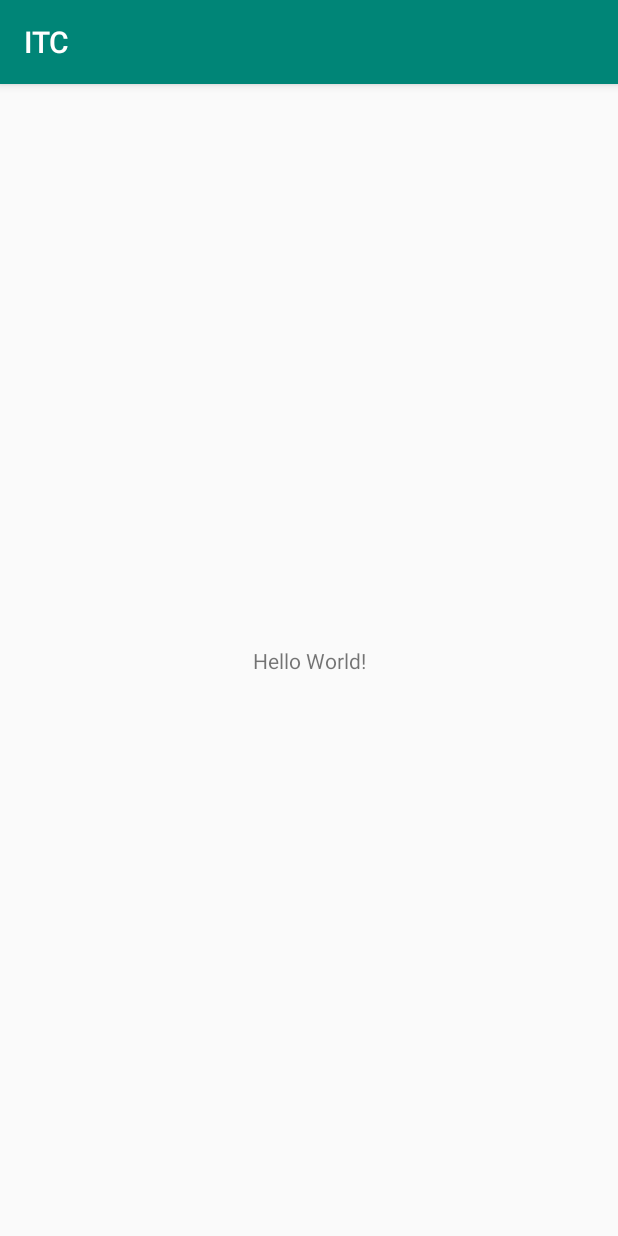
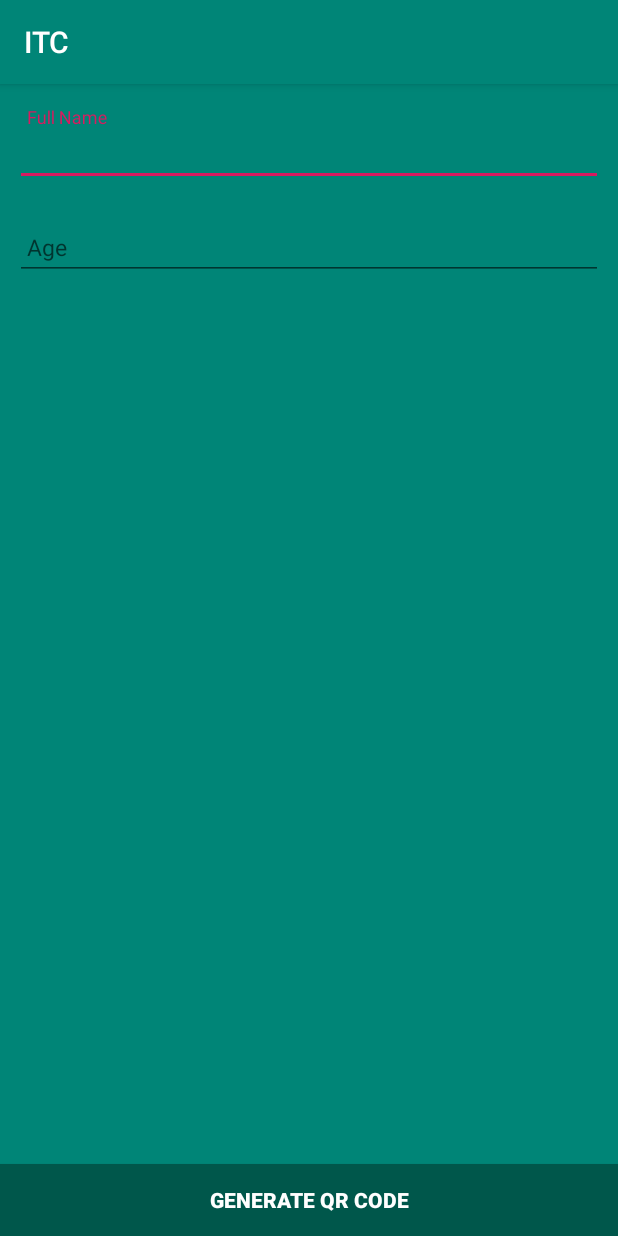
Before and after one commit to leuliv/itc, an Android app: the screen it shows after launch (MainActivity), on a phone screen of 412 x 824 dp. Run offline under Robolectric (Android 15) with nearby library versions, the phone set to English and light mode, and no system bars.

Commit message:
Second Commit

```diff
--- /dev/null
+++ b/app/src/main/java/com/ivapps/itc/UserObject.kt
@@ -0,0 +1,3 @@
+package com.ivapps.itc
+
+class UserObject(var fullName: String, var age: Int)
--- a/app/src/main/res/layout/activity_main.xml
+++ b/app/src/main/res/layout/activity_main.xml
@@ -1,18 +1,84 @@
 <?xml version="1.0" encoding="utf-8"?>
-<androidx.constraintlayout.widget.ConstraintLayout xmlns:android="http://schemas.android.com/apk/res/android"
+<RelativeLayout xmlns:android="http://schemas.android.com/apk/res/android"
     xmlns:app="http://schemas.android.com/apk/res-auto"
     xmlns:tools="http://schemas.android.com/tools"
     android:layout_width="match_parent"
     android:layout_height="match_parent"
+    android:background="@color/colorPrimary"
     tools:context=".MainActivity">
 
-    <TextView
-        android:layout_width="wrap_content"
+    <com.google.android.material.textfield.TextInputLayout
+        android:id="@+id/fullNameLayout"
+        android:layout_width="match_parent"
         android:layout_height="wrap_content"
-        android:text="Hello World!"
-        app:layout_constraintBottom_toBottomOf="parent"
-        app:layout_constraintLeft_toLeftOf="parent"
-        app:layout_constraintRight_toRightOf="parent"
-        app:layout_constraintTop_toTopOf="parent" />
+        android:layout_marginEnd="10dp"
+        android:layout_marginStart="10dp"
+        android:layout_marginTop="15dp">
 
-</androidx.constraintlayout.widget.ConstraintLayout>
+        <com.google.android.material.textfield.TextInputEditText
+            android:id="@+id/fullNameEditText"
+            android:layout_width="match_parent"
+            android:layout_height="wrap_content"
+            android:drawablePadding="10dp"
+            android:hint="Full Name"
+            android:inputType="textCapSentences"
+            android:paddingEnd="8dp"
+            android:textColor="@color/white"
+            android:paddingStart="8dp"
+            android:textSize="15sp" />
+
+    </com.google.android.material.textfield.TextInputLayout>
+
+    <com.google.android.material.textfield.TextInputLayout
+        android:id="@+id/ageLayout"
+        android:layout_width="match_parent"
+        android:layout_height="wrap_content"
+        android:layout_below="@+id/fullNameLayout"
+        android:layout_marginEnd="10dp"
+        android:layout_marginStart="10dp"
+        android:layout_marginTop="10dp">
+
+        <com.google.android.material.textfield.TextInputEditText
+            android:id="@+id/ageEditText"
+            android:layout_width="match_parent"
+            android:layout_height="wrap_content"
+            android:drawablePadding="10dp"
+            android:hint="Age"
+            android:inputType="number"
+            android:paddingEnd="8dp"
+            android:paddingStart="8dp"
+            android:textColor="@color/white"
+            android:textSize="15sp" />
+
+    </com.google.android.material.textfield.TextInputLayout>
+
+    <FrameLayout
+        android:layout_width="match_parent"
+        android:layout_height="match_parent"
+        android:layout_above="@+id/generateQrCodeButton"
+        android:layout_below="@+id/ageLayout"
+        android:layout_marginBottom="5dp"
+        android:layout_marginTop="5dp">
+
+        <ImageView
+            android:id="@+id/qrCodeImageView"
+            android:layout_width="wrap_content"
+            android:layout_height="wrap_content"
+            android:layout_gravity="center"
+            android:layout_marginEnd="25dp"
+            android:layout_marginStart="25dp"
+            android:contentDescription="@null" />
+
+    </FrameLayout>
+
+    <Button
+        android:id="@+id/generateQrCodeButton"
+        android:layout_width="match_parent"
+        android:layout_height="wrap_content"
+        android:layout_alignParentBottom="true"
+        android:background="@color/colorPrimaryDark"
+        android:text="@string/generate_qr_code"
+        android:textColor="@android:color/white"
+        android:textStyle="bold" />
+
+</RelativeLayout>
```
Also changed, not shown: app/build.gradle (+9 -2 lines), app/src/main/AndroidManifest.xml (+15 -1 lines), app/src/main/java/com/ivapps/itc/EncryptionHelper.java (added, +46 -0 lines), app/src/main/java/com/ivapps/itc/MainActivity.kt (+46 -0 lines), app/src/main/java/com/ivapps/itc/QRCodeHelper.java (added, +89 -0 lines), app/src/main/java/com/ivapps/itc/ScanActivity.kt (added, +134 -0 lines), app/src/main/java/com/ivapps/itc/ScannedActivity.kt (added, +32 -0 lines), app/src/main/res/drawable/back_arrow_tale_vector_icon.xml (added, +9 -0 lines), app/src/main/res/drawable/flash_off_vector_icon.xml (added, +9 -0 lines), app/src/main/res/drawable/flash_on_vector_icon.xml (added, +9 -0 lines), app/src/main/res/drawable/square_primary_button_drawable.xml (added, +24 -0 lines), app/src/main/res/layout/activity_scan.xml (added, +56 -0 lines), app/src/main/res/layout/activity_scanned.xml (added, +77 -0 lines), app/src/main/res/values/colors.xml (+22 -0 lines), 1 more files.
